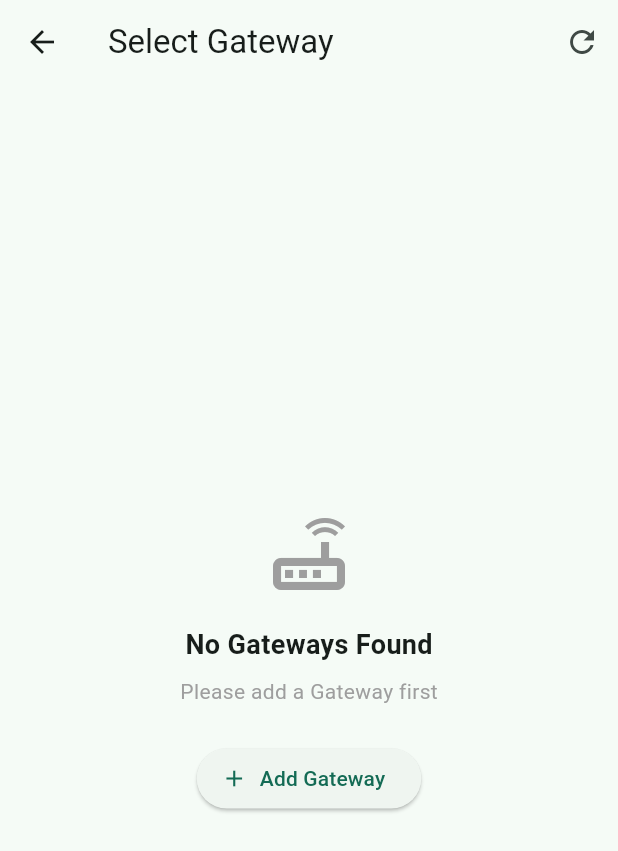
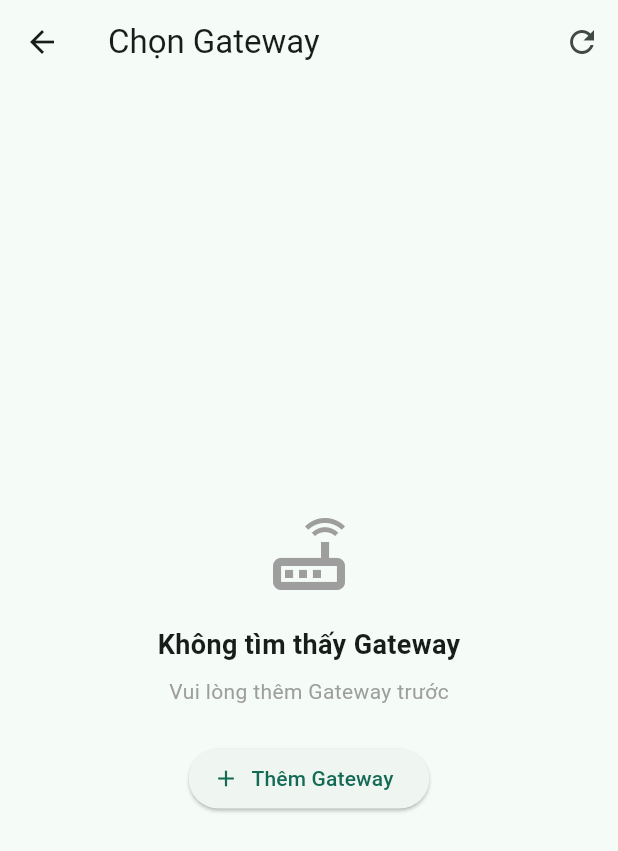
Before and after one commit to vuvantruong120896/kagri_app, a Flutter app: the GatewaySelectionScreen screen opened directly, after a tap on the "refresh" icon, on a phone screen of 412 x 824 dp. Shown: the top 851 px of the screen. Run offline on Flutter 3.47's test engine with Material 3 defaults, Android fonts, the phone set to English and light mode, and no system bars; our stand-ins replace firebase_auth, firebase_core, firebase_database, fl_chart, flutter_blue_plus, shared_preferences; accounts and stored records are empty.

Commit message:
Standardize language to Vietnamese with technical terms in English - Changed UI text to Vietnamese - Kept technical terms: Node, Gateway, MAC, WiFi, Firebase, BLE, Online, Offline - Updated provisioning screen and gateway selection screen

```diff
--- a/lib/screens/gateway_selection_screen.dart
+++ b/lib/screens/gateway_selection_screen.dart
@@ -33,15 +33,15 @@ class _GatewaySelectionScreenState extends State<GatewaySelectionScreen> {
       final user = FirebaseAuth.instance.currentUser;
       if (user == null) {
         setState(() {
-          _error = 'Not logged in';
+          _error = 'Chưa đăng nhập';
           _isLoading = false;
         });
         return;
       }
 
-      // Load gateways from Firebase
-      final gatewaysPath = 'users/${user.uid}/gateways';
-      final snapshot = await _database.child(gatewaysPath).get();
+      // Load gateways from Firebase - path: nodes/{userUID}/{gatewayMAC}/{nodeId}/
+      final nodesPath = 'nodes/${user.uid}';
+      final snapshot = await _database.child(nodesPath).get();
 
       if (!snapshot.exists) {
         setState(() {
@@ -54,9 +54,88 @@ class _GatewaySelectionScreenState extends State<GatewaySelectionScreen> {
       final data = Map<String, dynamic>.from(snapshot.value as Map);
       final gateways = <GatewayInfo>[];
 
-      for (final entry in data.entries) {
-        final gatewayData = Map<String, dynamic>.from(entry.value as Map);
-        gateways.add(GatewayInfo.fromMap(entry.key, gatewayData));
+      print('🔍 [Gateway Selection] Loading gateways from: nodes/${user.uid}');
+      print('🔍 [Gateway Selection] Data keys: ${data.keys.toList()}');
+
+      // Iterate through gateway MACs (first level under nodes/{userUID})
+      for (final gatewayEntry in data.entries) {
+        final gatewayMAC = gatewayEntry.key;
+        final gatewayData = gatewayEntry.value;
+
+        print('🔍 [Gateway Selection] Processing gatewayMAC: $gatewayMAC');
+
+        if (gatewayData is Map) {
+          final gatewayMap = Map<String, dynamic>.from(gatewayData);
+
+          // Look for gateway device (usually has same MAC as nodeId or isGateway flag)
+          Map<String, dynamic>? gatewayInfo;
+          int nodeCount = 0;
+          int? latestTimestamp;
+
+          // Count nodes and find gateway device info
+          for (final nodeEntry in gatewayMap.entries) {
+            final nodeId = nodeEntry.key;
+            final nodeData = nodeEntry.value;
+
+            if (nodeData is Map) {
+              final nodeMap = Map<String, dynamic>.from(nodeData);
+              nodeCount++;
+
+              // Check if this is the gateway device
+              final info = nodeMap['info'];
+              if (info is Map) {
+                final infoMap = Map<String, dynamic>.from(info);
+                final isGateway =
+                    infoMap['isGateway'] == true ||
+                    nodeId.toUpperCase() == gatewayMAC.toUpperCase();
+
+                if (isGateway) {
+                  gatewayInfo = infoMap;
+                  // Use lastSeen from gateway info if available
+                  final infoLastSeen = infoMap['lastSeen'] as int?;
+                  if (infoLastSeen != null) {
+                    latestTimestamp = infoLastSeen;
+                  }
+                }
+              }
+
+              // Track latest timestamp from latest_data (only if gateway lastSeen not found)
+              if (latestTimestamp == null) {
+                final latestData = nodeMap['latest_data'];
+                if (latestData is Map) {
+                  final latestMap = Map<String, dynamic>.from(latestData);
+                  final timestamp = latestMap['timestamp'] as int?;
+                  if (timestamp != null) {
+                    if (latestTimestamp == null ||
+                        timestamp > latestTimestamp) {
+                      latestTimestamp = timestamp;
+                    }
+                  }
+                }
+              }
+            }
+          }
+
+          // Create gateway info from collected data
+          final gateway = GatewayInfo(
+            mac: gatewayMAC,
+            name: gatewayInfo?['name'] as String?,
+            lastSeen: latestTimestamp,
+            online: gatewayInfo?['online'] as bool?,
+            nodeCount: nodeCount,
+            status: gatewayInfo,
+          );
+
+          print('📊 [Gateway Selection] Gateway created:');
+          print('   MAC: $gatewayMAC');
+          print('   Name: ${gateway.name}');
+          print('   LastSeen: $latestTimestamp');
+          print('   Online flag: ${gatewayInfo?['online']}');
+          print('   NodeCount: $nodeCount');
+          print('   IsOnline: ${gateway.isOnline}');
+
+          gateways.add(gateway);
+        }
       }
 
       // Sort by last seen (most recent first)
@@ -87,7 +166,7 @@ class _GatewaySelectionScreenState extends State<GatewaySelectionScreen> {
   Widget build(BuildContext context) {
     return Scaffold(
       appBar: AppBar(
-        title: const Text('Select Gateway'),
+        title: const Text('Chọn Gateway'),
         actions: [
           IconButton(icon: const Icon(Icons.refresh), onPressed: _loadGateways),
         ],
@@ -108,11 +187,11 @@ class _GatewaySelectionScreenState extends State<GatewaySelectionScreen> {
           children: [
             const Icon(Icons.error_outline, size: 64, color: Colors.red),
             const SizedBox(height: 16),
-            Text('Error: $_error'),
+            Text('Lỗi: $_error'),
             const SizedBox(height: 16),
             ElevatedButton(
               onPressed: _loadGateways,
-              child: const Text('Retry'),
+              child: const Text('Thử lại'),
             ),
           ],
         ),
@@ -127,19 +206,19 @@ class _GatewaySelectionScreenState extends State<GatewaySelectionScreen> {
             const Icon(Icons.router_outlined, size: 64, color: Colors.grey),
             const SizedBox(height: 16),
             const Text(
-              'No Gateways Found',
+              'Không tìm thấy Gateway',
               style: TextStyle(fontSize: 18, fontWeight: FontWeight.bold),
             ),
             const SizedBox(height: 8),
             const Text(
-              'Please add a Gateway first',
+              'Vui lòng thêm Gateway trước',
               style: TextStyle(color: Colors.grey),
             ),
             const SizedBox(height: 24),
             ElevatedButton.icon(
               onPressed: () => Navigator.pop(context),
               icon: const Icon(Icons.add),
-              label: const Text('Add Gateway'),
+              label: const Text('Thêm Gateway'),
             ),
           ],
         ),
@@ -162,28 +241,39 @@ class _GatewaySelectionScreenState extends State<GatewaySelectionScreen> {
 
     return Card(
       margin: const EdgeInsets.only(bottom: 12),
-      child: ListTile(
-        leading: CircleAvatar(
+      child: Padding(
+        padding: const EdgeInsets.all(12),
+        child: Column(
+          crossAxisAlignment: CrossAxisAlignment.start,
+          children: [
+            // Header: Icon, Name, Status
+            Row(
+              children: [
+                CircleAvatar(
                   backgroundColor: isOnline ? Colors.green : Colors.grey,
                   child: Icon(
                     isOnline ? Icons.router : Icons.router_outlined,
                     color: Colors.white,
                   ),
                 ),
-        title: Text(
-          gateway.name ?? gateway.mac,
-          style: const TextStyle(fontWeight: FontWeight.bold),
-        ),
-        subtitle: Column(
+                const SizedBox(width: 12),
+                Expanded(
+                  child: Column(
                     crossAxisAlignment: CrossAxisAlignment.start,
                     children: [
-            Text('MAC: ${gateway.mac}'),
+                      Text(
+                        gateway.name ?? 'Gateway',
+                        style: const TextStyle(
+                          fontWeight: FontWeight.bold,
+                          fontSize: 16,
+                        ),
+                      ),
                       const SizedBox(height: 4),
                       Row(
                         children: [
                           Icon(
                             isOnline ? Icons.wifi : Icons.wifi_off,
-                  size: 16,
+                            size: 14,
                             color: isOnline ? Colors.green : Colors.grey,
                           ),
                           const SizedBox(width: 4),
@@ -192,34 +282,70 @@ class _GatewaySelectionScreenState extends State<GatewaySelectionScreen> {
                             style: TextStyle(
                               color: isOnline ? Colors.green : Colors.grey,
                               fontWeight: FontWeight.w500,
+                              fontSize: 12,
                             ),
                           ),
-                const SizedBox(width: 16),
+                        ],
+                      ),
+                    ],
+                  ),
+                ),
+                ElevatedButton(
+                  onPressed: isOnline
+                      ? () => _startProvisioning(gateway)
+                      : null,
+                  style: ElevatedButton.styleFrom(
+                    backgroundColor: Colors.blue,
+                    foregroundColor: Colors.white,
+                  ),
+                  child: const Text('Cấu hình'),
+                ),
+              ],
+            ),
+            const SizedBox(height: 8),
+            const Divider(height: 1),
+            const SizedBox(height: 8),
+            // Details: MAC, Last seen, Node count
+            Row(
+              children: [
+                const Icon(Icons.badge, size: 14, color: Colors.grey),
+                const SizedBox(width: 4),
+                Expanded(
+                  child: Text(
+                    'MAC: ${gateway.mac}',
+                    style: const TextStyle(fontSize: 12, color: Colors.grey),
+                    overflow: TextOverflow.ellipsis,
+                  ),
+                ),
+              ],
+            ),
+            const SizedBox(height: 4),
+            Row(
+              children: [
+                const Icon(Icons.access_time, size: 14, color: Colors.grey),
+                const SizedBox(width: 4),
                 Text(
                   lastSeenText,
-                  style: const TextStyle(color: Colors.grey, fontSize: 12),
+                  style: const TextStyle(fontSize: 12, color: Colors.grey),
                 ),
               ],
             ),
             if (gateway.nodeCount != null && gateway.nodeCount! > 0)
               Padding(
                 padding: const EdgeInsets.only(top: 4),
-                child: Text(
-                  '${gateway.nodeCount} nodes connected',
+                child: Row(
+                  children: [
+                    const Icon(Icons.devices, size: 14, color: Colors.blue),
+                    const SizedBox(width: 4),
+                    Text(
+                      '${gateway.nodeCount} Node${gateway.nodeCount! > 1 ? 's' : ''} đã kết nối',
                       style: const TextStyle(fontSize: 12, color: Colors.blue),
+                    ),
+                  ],
                 ),
               ),
           ],
         ),
-        trailing: ElevatedButton(
-          onPressed: isOnline ? () => _startProvisioning(gateway) : null,
-          style: ElevatedButton.styleFrom(
-            backgroundColor: Colors.blue,
-            foregroundColor: Colors.white,
-          ),
-          child: const Text('Provision'),
-        ),
-        isThreeLine: true,
       ),
     );
   }
@@ -256,30 +382,53 @@ class GatewayInfo {
     );
   }
 
+  // Helper to convert timestamp to milliseconds (handles both seconds and milliseconds)
+  int? get _lastSeenMillis {
+    if (lastSeen == null) return null;
+
+    // If timestamp is less than year 2000 in milliseconds (946684800000),
+    // it's likely in seconds, so convert to milliseconds
+    if (lastSeen! < 946684800000) {
+      return lastSeen! * 1000;
+    }
+    return lastSeen;
+  }
+
   bool get isOnline {
+    // If online flag is explicitly set, use it
     if (online != null) return online!;
-    if (lastSeen == null) return false;
 
-    // Consider online if last seen within 2 minutes
+    // If we have recent lastSeen data, consider online
+    if (_lastSeenMillis != null) {
       final now = DateTime.now().millisecondsSinceEpoch;
-    return (now - lastSeen!) < 120000; // 2 minutes
+      // Consider online if last seen within 5 minutes
+      return (now - _lastSeenMillis!) < 300000; // 5 minutes
+    }
+
+    // If no lastSeen data but nodeCount > 0, assume online
+    // (Gateway must be online to have connected nodes)
+    if (nodeCount != null && nodeCount! > 0) {
+      return true;
+    }
+
+    return false;
   }
 
   String get lastSeenFormatted {
-    if (lastSeen == null) return 'Never';
+    if (_lastSeenMillis == null) return 'Chưa xem';
 
     final now = DateTime.now();
-    final lastSeenDate = DateTime.fromMillisecondsSinceEpoch(lastSeen!);
+    final lastSeenDate = DateTime.fromMillisecondsSinceEpoch(_lastSeenMillis!);
     final difference = now.difference(lastSeenDate);
 
     if (difference.inSeconds < 60) {
-      return 'Just now';
+      return 'Vừa xong';
     } else if (difference.inMinutes < 60) {
-      return '${difference.inMinutes}m ago';
+      return '${difference.inMinutes}p trước';
     } else if (difference.inHours < 24) {
-      return '${difference.inHours}h ago';
+      return '${difference.inHours}h trước';
     } else {
-      return '${difference.inDays}d ago';
+      return '${difference.inDays}d trước';
     }
   }
 }
--- a/lib/screens/provisioning_screen.dart
+++ b/lib/screens/provisioning_screen.dart
@@ -376,7 +376,7 @@ class _ProvisioningScreenState extends State<ProvisioningScreen>
               }
             },
             icon: const Icon(Icons.send),
-            label: const Text('Provision'),
+            label: const Text('Cấu hình'),
           ),
         ],
       ),
@@ -410,7 +410,7 @@ class _ProvisioningScreenState extends State<ProvisioningScreen>
   @override
   Widget build(BuildContext context) {
     return Scaffold(
-      appBar: AppBar(title: const Text('Provision Gateway')),
+      appBar: AppBar(title: const Text('Cấu hình Gateway')),
       body: Padding(
         padding: const EdgeInsets.all(AppSizes.paddingMedium),
         child: Column(
```
Lines whose indentation alone changed are shown as unchanged.
